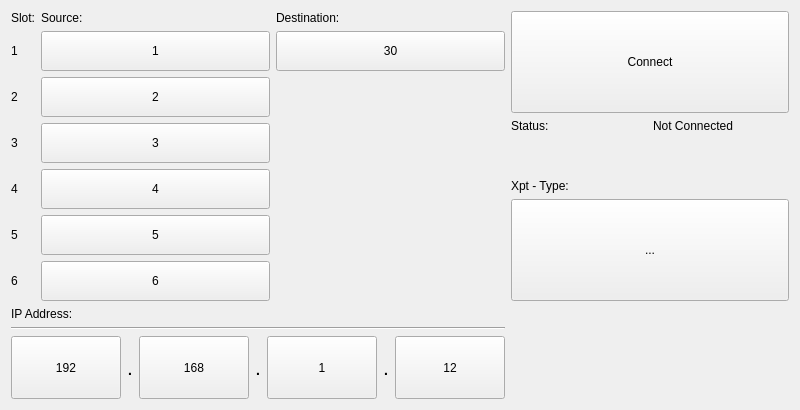
The window that xptcontrol.ui (chP6/Konzept_ErstesBeispiel) describes before a commit, drawn with Qt 5.
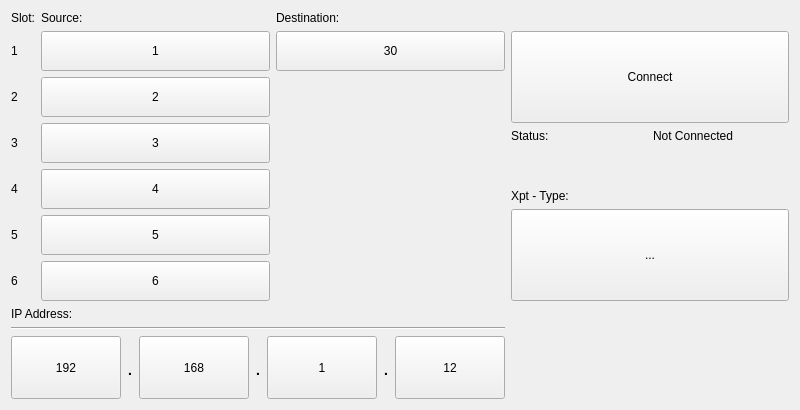
The same window after the commit.

The edit to the form file:
```diff
--- a/xptcontrol.ui
+++ b/xptcontrol.ui
@@ -384,7 +384,33 @@
    </item>
    <item row="0" column="1">
     <layout class="QGridLayout" name="gridLayout_3">
-     <item row="0" column="0" colspan="2">
+     <item row="2" column="0">
+      <widget class="QLabel" name="lIStatus">
+       <property name="sizePolicy">
+        <sizepolicy hsizetype="Preferred" vsizetype="Fixed">
+         <horstretch>0</horstretch>
+         <verstretch>0</verstretch>
+        </sizepolicy>
+       </property>
+       <property name="text">
+        <string>Status:</string>
+       </property>
+      </widget>
+     </item>
+     <item row="2" column="1">
+      <widget class="QLabel" name="lStatus">
+       <property name="sizePolicy">
+        <sizepolicy hsizetype="Preferred" vsizetype="Fixed">
+         <horstretch>0</horstretch>
+         <verstretch>0</verstretch>
+        </sizepolicy>
+       </property>
+       <property name="text">
+        <string>Not Connected</string>
+       </property>
+      </widget>
+     </item>
+     <item row="1" column="0" colspan="2">
       <widget class="QPushButton" name="btConnect">
        <property name="sizePolicy">
         <sizepolicy hsizetype="Minimum" vsizetype="Preferred">
@@ -412,7 +438,7 @@
        </property>
       </widget>
      </item>
-     <item row="4" column="0" colspan="2">
+     <item row="5" column="0" colspan="2">
       <widget class="QToolButton" name="toolButton">
        <property name="sizePolicy">
         <sizepolicy hsizetype="Preferred" vsizetype="Preferred">
@@ -429,22 +455,18 @@
        <property name="text">
         <string>...</string>
        </property>
-      </widget>
-     </item>
-     <item row="1" column="0">
-      <widget class="QLabel" name="lIStatus">
-       <property name="sizePolicy">
-        <sizepolicy hsizetype="Preferred" vsizetype="Fixed">
-         <horstretch>0</horstretch>
-         <verstretch>0</verstretch>
-        </sizepolicy>
+       <property name="popupMode">
+        <enum>QToolButton::InstantPopup</enum>
        </property>
-       <property name="text">
-        <string>Status:</string>
+       <property name="toolButtonStyle">
+        <enum>Qt::ToolButtonTextOnly</enum>
        </property>
+       <property name="arrowType">
+        <enum>Qt::LeftArrow</enum>
+       </property>
       </widget>
      </item>
-     <item row="3" column="0">
+     <item row="4" column="0" colspan="2">
       <widget class="QLabel" name="label">
        <property name="sizePolicy">
         <sizepolicy hsizetype="Preferred" vsizetype="Fixed">
@@ -457,8 +479,8 @@
        </property>
       </widget>
      </item>
-     <item row="1" column="1">
-      <widget class="QLabel" name="lStatus">
+     <item row="0" column="0">
+      <widget class="QLabel" name="label_2">
        <property name="sizePolicy">
         <sizepolicy hsizetype="Preferred" vsizetype="Fixed">
          <horstretch>0</horstretch>
@@ -466,11 +488,11 @@
         </sizepolicy>
        </property>
        <property name="text">
-        <string>Not Connected</string>
+        <string/>
        </property>
       </widget>
      </item>
-     <item row="2" column="0">
+     <item row="3" column="0">
       <spacer name="verticalSpacer">
        <property name="orientation">
         <enum>Qt::Vertical</enum>
```
